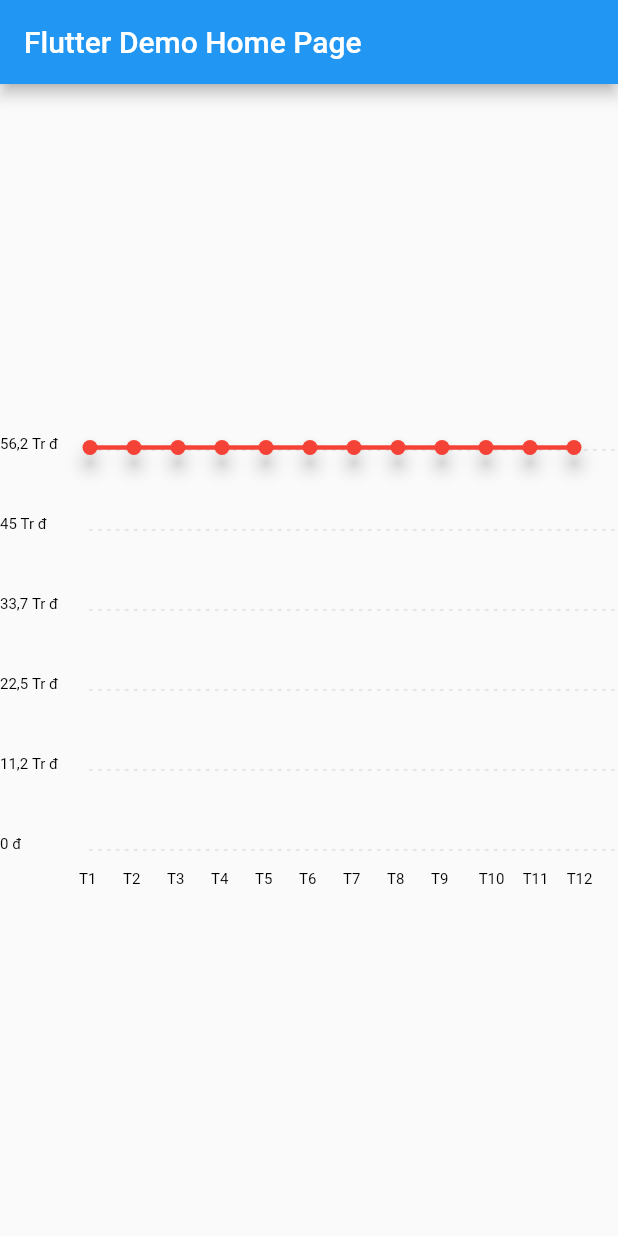
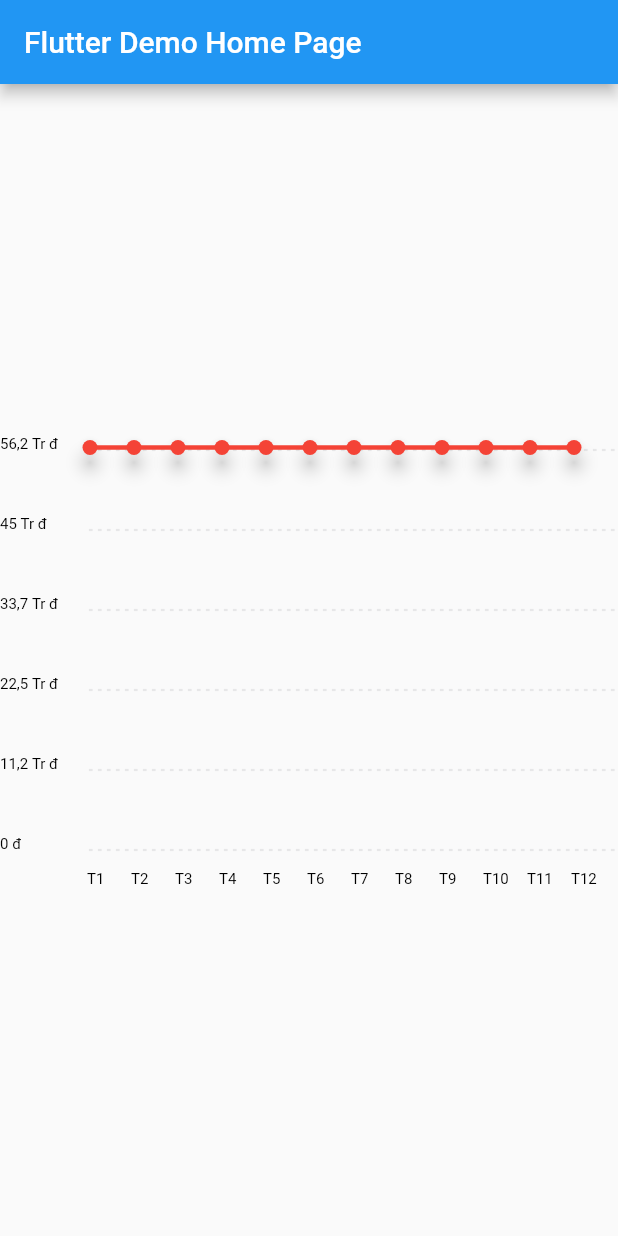
Before and after one commit to tranhieudevvietnam/flutter-chart, a Flutter app: the screen it shows after launch, on a phone screen of 412 x 824 dp. Run offline on Flutter 3.47's test engine with Material 2 defaults, Android fonts, the phone set to English and light mode, and no system bars.

Commit message:
Update chart_line.dart

```diff
--- a/flutter_chart/lib/line_chart/chart_line.dart
+++ b/flutter_chart/lib/line_chart/chart_line.dart
@@ -244,18 +244,6 @@ class MyCustomPaint extends CustomPainter {
     const int dashWidth = 1;
     const int dashSpace = 5;
 
-    // // Start to draw from left size.
-    // // Of course, you can change it to match your requirement.
-    // double startX = 0;
-    // double y = 10;
-    // // Repeat drawing until we reach the right edge.
-    // // In our example, size.with = 300 (from the SizedBox)
-    // while (startX < size.width) {
-    //   // Draw a small line.
-    //   canvas.drawLine(Offset(startX, y), Offset(startX + dashWidth, y), paint);
-    //   // Update the starting X
-    //   startX += dashWidth + dashSpace;
-    // }
     // Start to draw from left size.
     // Of course, you can change it to match your requirement.
     double startX = start ?? 0;
@@ -269,26 +257,6 @@ class MyCustomPaint extends CustomPainter {
       startX += dashWidth + dashSpace;
     }
   }
-
-  // _initDrawDashedLine({
-  //   required Canvas canvas,
-  //   required Size size,
-  //   double y = paddingY,
-  //   required double valueNext,
-  // }) {
-  //   final Paint paint3 = Paint()
-  //     ..color = const Color(0xffE7E7E8)
-  //     ..strokeCap = StrokeCap.square
-  //     ..strokeWidth = 2;
-  //   _drawDashedLine(canvas, size, y, paint3, start: paddingX);
-  //   _initDrawDashedLine(
-  //       canvas: canvas, size: size, y: y + valueNext, valueNext: valueNext);
-  //   // print("xxxx---$y");
-  //   // if (y + valueNext < size.height) {
-  //   //   _initDrawDashedLine(
-  //   //       canvas: canvas, size: size, y: y + valueNext, valueNext: valueNext);
-  //   // }
-  // }
 
   _initDrawTextLeftColumn({
     required Canvas canvas,
@@ -362,12 +330,8 @@ class MyCustomPaint extends CustomPainter {
       // minWidth: 0,
       maxWidth: paddingX,
     );
-    final widthText = valueNext / listData[index - 1].time.length;
-    final offset = Offset(x - widthText / 2, size.height - paddingY);
+    final offset = Offset(x - 2, size.height - paddingY);
     textPainter.paint(canvas, offset);
-
-    debugPrint("xxxx: $x");
-    debugPrint("valueNext: $valueNext");
 
     if (index < listData.length) {
       _initDrawTextLeftRow(
```
